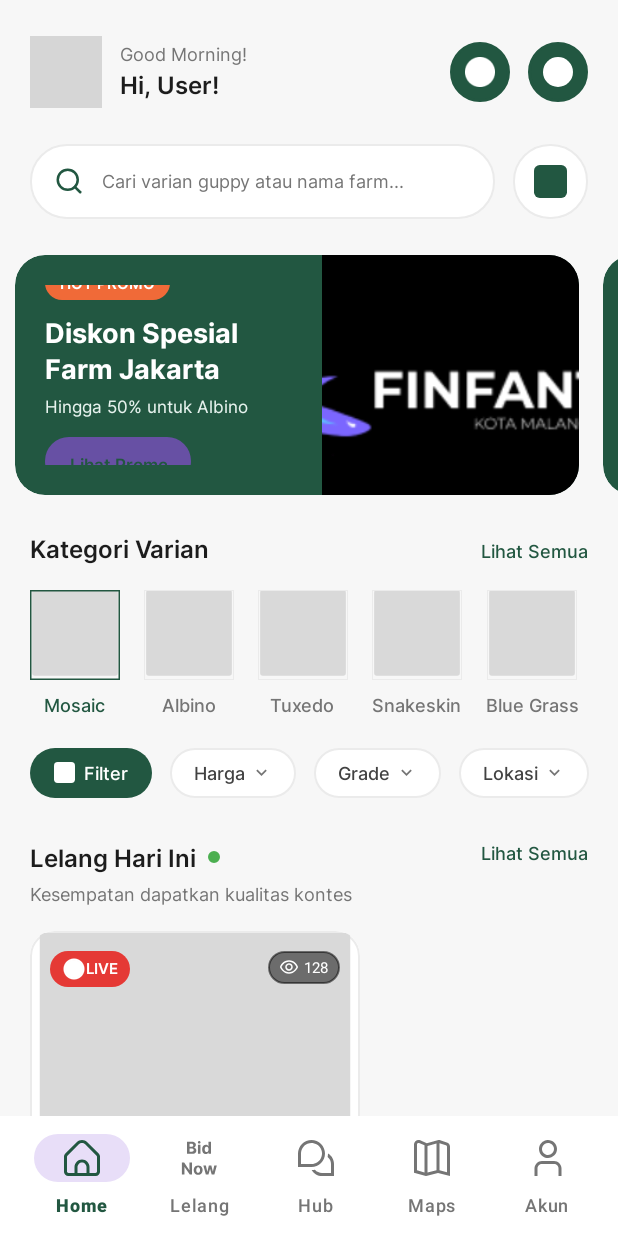
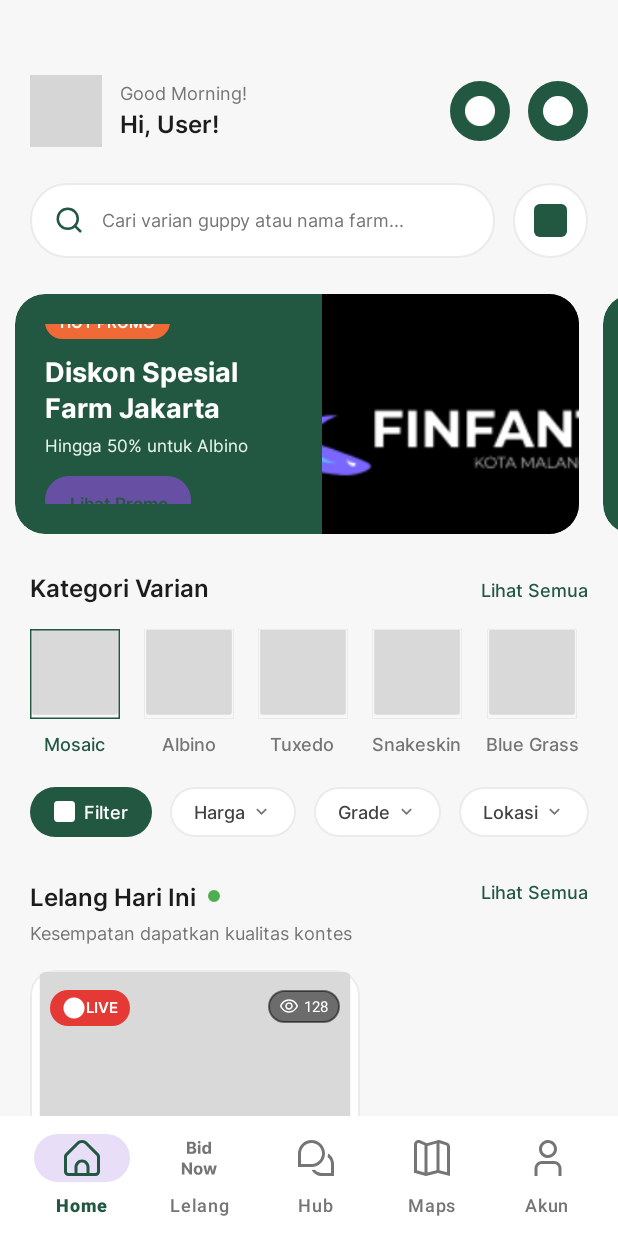
Before and after one commit to Marcelloaja/GuppyMarketIDN, an Android app: the screen it shows after launch once a user with an empty profile is signed in (MainActivity), on a phone screen of 412 x 824 dp. Run offline under Robolectric (Android 15) with nearby library versions, the phone set to English and light mode, and no system bars; our stand-ins replace Firebase (no records; nobody signed in at launch, a user with empty details on screens opened directly); grey boxes are pictures that could not be loaded.

Commit message:
Increase header top margin to 50dp for better top spacing

```diff
--- a/app/src/main/res/layout/fragment_home.xml
+++ b/app/src/main/res/layout/fragment_home.xml
@@ -25,7 +25,7 @@
                 android:layout_width="match_parent"
                 android:layout_height="wrap_content"
                 android:layout_marginHorizontal="20dp"
-                android:layout_marginTop="24dp"
+                android:layout_marginTop="50dp"
                 android:gravity="center_vertical"
                 android:orientation="horizontal">
 
```
